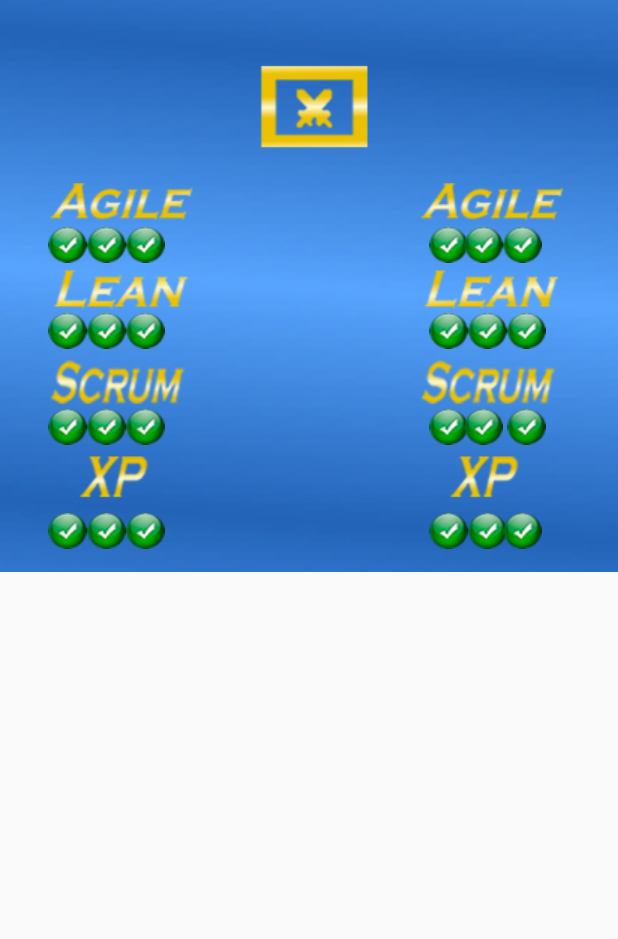
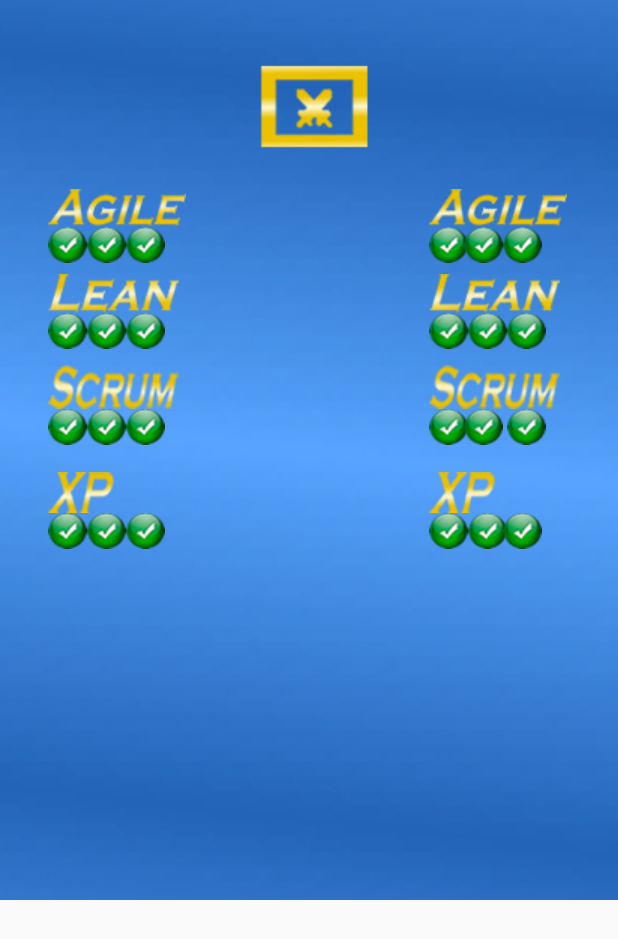
Before and after one commit to tabulti/Perguntageis, an Android app: the layout popup_status.xml on its own in the app's theme, with its tools: preview values and no code run, on a phone screen of 412 x 824 dp. Shown: the top 939 px of the screen. Run offline under Robolectric (Android 15) with nearby library versions, the phone set to English and light mode, and no system bars.

Commit message:
bugfix status

```diff
--- a/Cap3/app/src/main/java/com/joaopaulo/cap3/activity/PopupStatus.java
+++ b/Cap3/app/src/main/java/com/joaopaulo/cap3/activity/PopupStatus.java
@@ -41,7 +41,7 @@ public class PopupStatus extends Activity {
         int width = dm.widthPixels;
         int height = dm.heightPixels;
 
-        getWindow().setLayout((int) (width*.8),(int) (height*.47));
+        getWindow().setLayout((int) (width*.8),(int) (height*.6));
 
         apagarCorrects();
 
--- a/Cap3/app/src/main/res/layout/popup_status.xml
+++ b/Cap3/app/src/main/res/layout/popup_status.xml
@@ -219,4 +219,68 @@
         android:layout_marginTop="23dp"
         android:layout_alignParentTop="true"
         android:layout_alignStart="@+id/agileb1" />
+
+    <ImageView
+        android:layout_width="wrap_content"
+        android:layout_height="wrap_content"
+        android:id="@+id/agilea"
+        android:src="@drawable/agile"
+        android:layout_above="@+id/agilea2"
+        android:layout_alignStart="@+id/agilea1" />
+
+    <ImageView
+        android:layout_width="wrap_content"
+        android:layout_height="wrap_content"
+        android:id="@+id/agileb"
+        android:src="@drawable/agile"
+        android:layout_alignBottom="@+id/agilea"
+        android:layout_alignStart="@+id/agileb1" />
+
+    <ImageView
+        android:layout_width="wrap_content"
+        android:layout_height="wrap_content"
+        android:id="@+id/leana"
+        android:src="@drawable/lean"
+        android:layout_above="@+id/leana2"
+        android:layout_alignStart="@+id/leana1" />
+
+    <ImageView
+        android:layout_width="wrap_content"
+        android:layout_height="wrap_content"
+        android:id="@+id/leanb"
+        android:src="@drawable/lean"
+        android:layout_above="@+id/leanb1"
+        android:layout_alignStart="@+id/agileb1" />
+
+    <ImageView
+        android:layout_width="wrap_content"
+        android:layout_height="wrap_content"
+        android:id="@+id/scruma"
+        android:src="@drawable/scrum"
+        android:layout_above="@+id/scruma2"
+        android:layout_alignStart="@+id/scruma1" />
+
+    <ImageView
+        android:layout_width="wrap_content"
+        android:layout_height="wrap_content"
+        android:id="@+id/scrumb"
+        android:src="@drawable/scrum"
+        android:layout_alignTop="@+id/scruma"
+        android:layout_alignStart="@+id/scrumb1" />
+
+    <ImageView
+        android:layout_width="wrap_content"
+        android:layout_height="wrap_content"
+        android:id="@+id/xpa"
+        android:src="@drawable/xp"
+        android:layout_above="@+id/xpa2"
+        android:layout_toEndOf="@+id/avatarA" />
+
+    <ImageView
+        android:layout_width="wrap_content"
+        android:layout_height="wrap_content"
+        android:id="@+id/xpb"
+        android:src="@drawable/xp"
+        android:layout_above="@+id/xpb1"
+        android:layout_alignStart="@+id/xpb1" />
 </RelativeLayout>
```
Also changed, not shown: Cap3/app/src/main/res/drawable/agile.png (added), Cap3/app/src/main/res/drawable/lean.png (added), Cap3/app/src/main/res/drawable/popupbg.png, Cap3/app/src/main/res/drawable/scrum.png (added), Cap3/app/src/main/res/drawable/xp.png (added), 14 other files.
